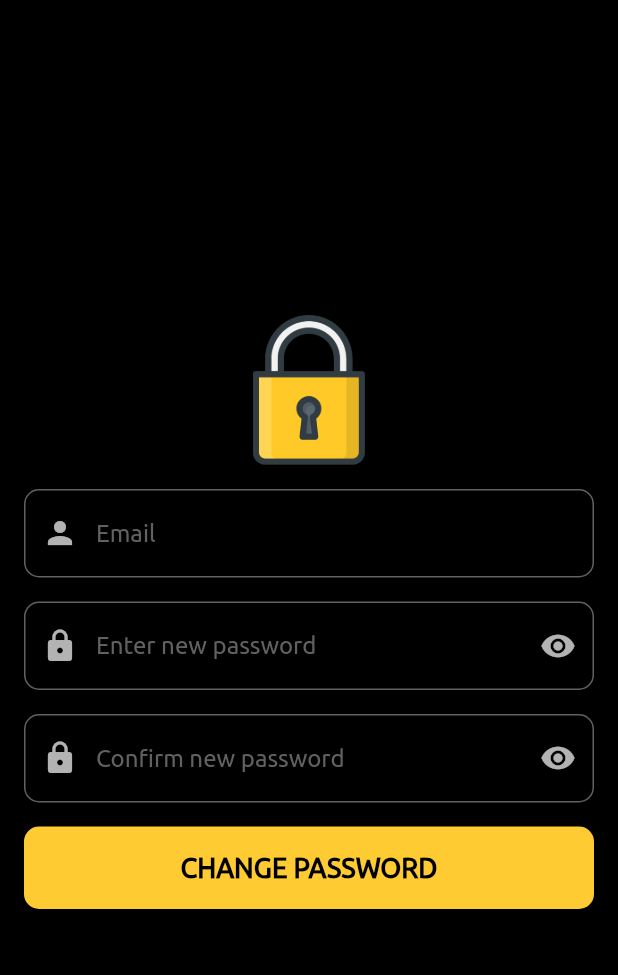
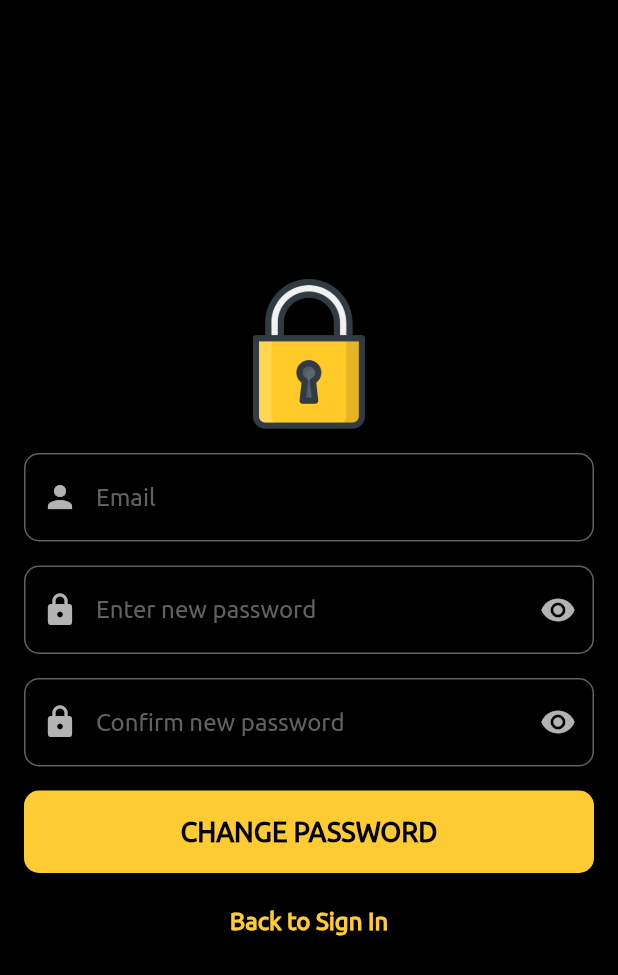
Before and after one commit to Rioverde/Nullidea, a Flutter app: the screen it shows after launch, after a tap on "Forgot Password ?", on a phone screen of 412 x 824 dp. Shown: the top 975 px of the screen. Run offline on Flutter 3.47's test engine with Material 2 defaults, Android fonts, the phone set to English and light mode, and no system bars; our stand-ins replace firebase_messaging, flutter_spinkit, google_fonts, pin_code_fields; accounts and stored records are empty; project files that could hold a hidden picture were left out.

Commit message:
stable version without bugs

```diff
--- a/nullidea/lib/constants.dart
+++ b/nullidea/lib/constants.dart
@@ -21,8 +21,8 @@
 enum FormType { login, register, waiting, pincode, changePassword }
 
 FormType formtype = FormType.login;
-var emailController = TextEditingController();
-var pincodeController = TextEditingController();
-var passwordController = TextEditingController();
-var changepasswordController = TextEditingController();
-var changepasswordControllerFirst = TextEditingController();
+TextEditingController emailController = TextEditingController();
+TextEditingController pincodeController = TextEditingController();
+TextEditingController passwordController = TextEditingController();
+TextEditingController changepasswordController = TextEditingController();
+TextEditingController changepasswordControllerFirst = TextEditingController();
--- a/nullidea/lib/screens/login.dart
+++ b/nullidea/lib/screens/login.dart
@@ -72,8 +72,6 @@
     } else {}
   }
 
-
-
   Future<void> submitChangedPassword() async {
     if (validateAndSave()) {
       if (changepasswordController.text != changepasswordControllerFirst.text) {
@@ -97,6 +95,7 @@
 
   void toPin() => setState(() {
         formtype = FormType.pincode;
+
       });
 
   void toChangepassword() => setState(() {
@@ -123,20 +122,13 @@
         formtype = FormType.register;
       });
 
-  @override
-  void dispose() {
-    // Clean up the controller when the Widget is disposed
-    pincodeController.dispose();
-    emailController.dispose();
-    passwordController.dispose();
-    changepasswordController.dispose();
-    changepasswordControllerFirst.dispose();
-    super.dispose();
-  }
+
 
   FirebaseMessaging firebaseMessaging = new FirebaseMessaging();
   @override
   void initState() {
+
+
     firebaseMessaging.getToken().then((token) {
       print('FCM Token: $token');
     });
@@ -164,7 +156,7 @@
   void startTimer() {
     CountdownTimer countDownTimer = new CountdownTimer(
       new Duration(seconds: start),
-      new Duration(seconds: 1),
+      new Duration(milliseconds: 300),
     );
 
     var sub = countDownTimer.listen(null);
@@ -221,6 +213,7 @@
         loginEmailField(),
         changePasswordField(),
         changePasswordFieldconfirm(),
+
       ];
     } else
       return [
@@ -239,6 +232,7 @@
     } else if (formtype == FormType.changePassword) {
       return [
         changePasswordButton(),
+         backtoLogin(),
       ];
     } else if (formtype == FormType.register || formtype == FormType.waiting) {
       return [
@@ -259,6 +253,26 @@
   }
 
   //===================================Builders==================================//
+
+  FlatButton backtoLogin() {
+    return FlatButton(
+      splashColor: Colors.transparent,
+      textColor: primaryColor,
+      disabledTextColor: Colors.black,
+
+      padding: EdgeInsets.all(8.0),
+      onPressed: () {
+        toLogin();
+        /*...*/
+      },
+      child: Text(
+        "Back to Sign In",
+        style: GoogleFonts.ubuntu(
+                  fontSize: 16.0,
+                  fontWeight: FontWeight.w600,),
+      ),
+    );
+  }
 
   Image changepasswordimage() {
     return Image(
@@ -625,7 +639,7 @@
         onSaved: (value) => password = value,
         validator: (value) => validatePasswordCases(value),
         decoration: InputDecoration(
-          hintText: "Enter new Password",
+          hintText: "Enter Password",
           suffixIcon: buildmeIcon(),
           prefixIcon: Icon(Icons.lock),
         ),
```
